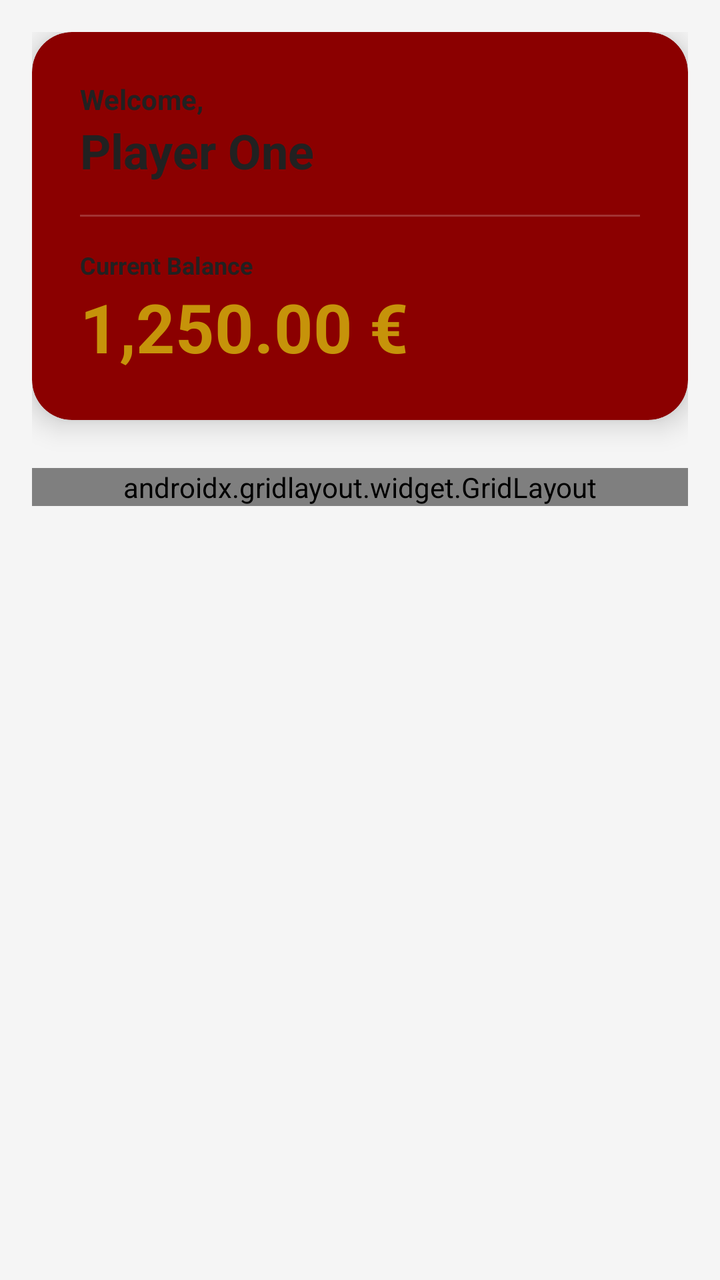
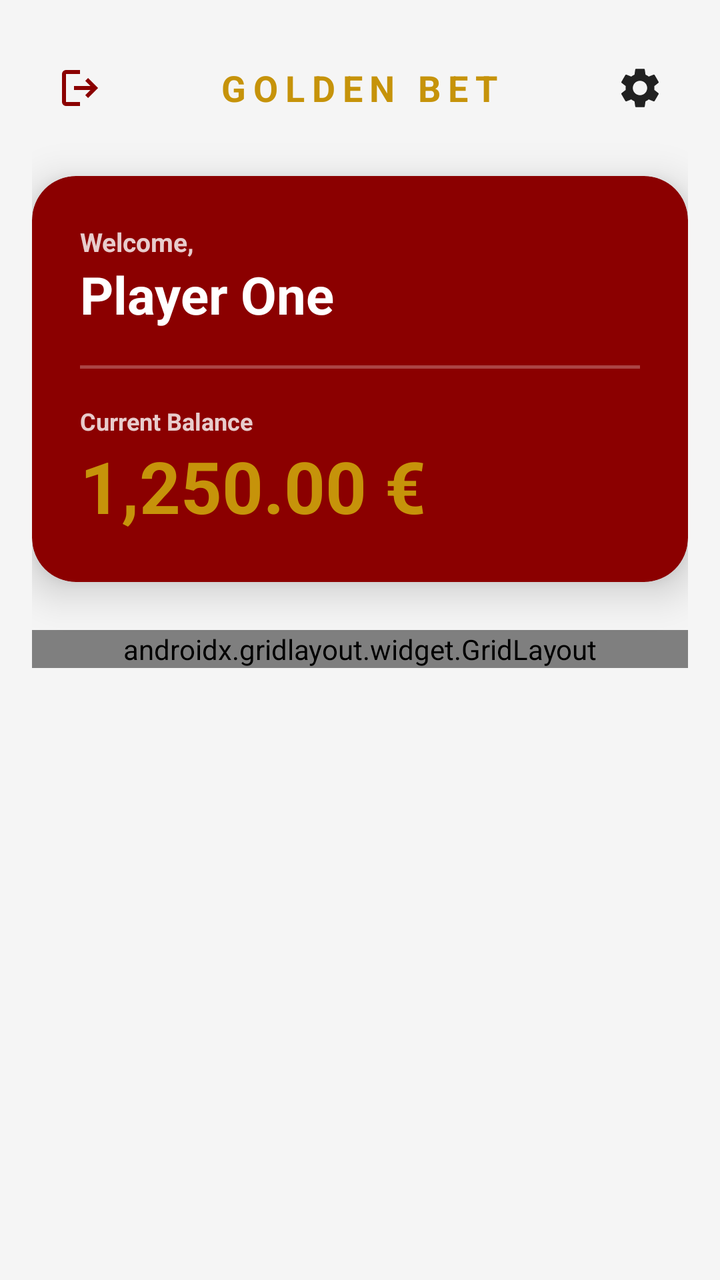

Compare the two renders of this Android layout. The source of the first and the diff that turns it into the second are given below.
<!-- AndroidManifest.xml: application theme Theme.GoldenBet -->
<!-- res/layout/fragment_home.xml -->
<?xml version="1.0" encoding="utf-8"?>
<androidx.core.widget.NestedScrollView
    xmlns:android="http://schemas.android.com/apk/res/android"
    xmlns:app="http://schemas.android.com/apk/res-auto"
    xmlns:tools="http://schemas.android.com/tools"
    android:layout_width="match_parent"
    android:layout_height="match_parent"
    android:fillViewport="true"
    android:background="?android:attr/windowBackground"
    tools:context=".view.mainMenu.home.HomeFragment">

    <LinearLayout
        android:layout_width="match_parent"
        android:layout_height="wrap_content"
        android:orientation="vertical"
        android:padding="16dp">

        <com.google.android.material.card.MaterialCardView
            android:layout_width="match_parent"
            android:layout_height="wrap_content"
            android:layout_marginBottom="24dp"
            app:cardBackgroundColor="@color/luxury_red"
            app:cardCornerRadius="20dp"
            app:cardElevation="8dp"
            app:strokeWidth="0dp">

            <LinearLayout
                android:layout_width="match_parent"
                android:layout_height="wrap_content"
                android:orientation="vertical"
                android:padding="24dp">

                <TextView
                    android:layout_width="wrap_content"
                    android:layout_height="wrap_content"
                    android:text="@string/fragment_home_hello_message"
                    android:textColor="?attr/colorOnSurface"
                    android:textSize="14sp"
                    android:textStyle="bold" />

                <TextView
                    android:id="@+id/txtHomePlayerName"
                    android:layout_width="wrap_content"
                    android:layout_height="wrap_content"
                    android:text="Player One"
                    android:textColor="?attr/colorOnSurface"
                    android:textSize="24sp"
                    android:textStyle="bold" />

                <View
                    android:layout_width="match_parent"
                    android:layout_height="1dp"
                    android:layout_marginVertical="16dp"
                    android:background="#33FFFFFF" />

                <TextView
                    android:layout_width="wrap_content"
                    android:layout_height="wrap_content"
                    android:text="@string/fragment_home_balance"
                    android:textColor="?attr/colorOnSurface"
                    android:textSize="12sp"
                    android:textStyle="bold" />

                <TextView
                    android:id="@+id/txtHomeBalance"
                    android:layout_width="wrap_content"
                    android:layout_height="wrap_content"
                    android:text="1,250.00 €"
                    android:textColor="?attr/colorSecondary"
                    android:textSize="34sp"
                    android:textStyle="bold" />
            </LinearLayout>
        </com.google.android.material.card.MaterialCardView>

        <androidx.gridlayout.widget.GridLayout
            android:layout_width="match_parent"
            android:layout_height="wrap_content"
            app:columnCount="2"
            app:rowCount="2"
            app:alignmentMode="alignMargins">

            <com.google.android.material.card.MaterialCardView
                android:id="@+id/cardDeposit"
                android:layout_width="0dp"
                android:layout_height="140dp"
                app:layout_columnWeight="1"
                android:layout_margin="8dp"
                app:cardCornerRadius="18dp"
                app:cardBackgroundColor="?attr/colorSurface"
                app:cardElevation="4dp"
                android:clickable="true"
                android:focusable="true"
                android:foreground="?attr/selectableItemBackground">

                <LinearLayout
                    android:layout_width="match_parent"
                    android:layout_height="match_parent"
                    android:gravity="center"
                    android:orientation="vertical">
                    <ImageView
                        android:layout_width="44dp"
                        android:layout_height="44dp"
                        android:src="@drawable/ic_deposit"
                        app:tint="?attr/colorPrimary" />
                    <TextView
                        android:layout_width="wrap_content"
                        android:layout_height="wrap_content"
                        android:layout_marginTop="10dp"
                        android:text="@string/fragment_home_deposit"
                        android:textColor="?attr/colorOnSurface"
                        android:textStyle="bold" />
                </LinearLayout>
            </com.google.android.material.card.MaterialCardView>

            <com.google.android.material.card.MaterialCardView
                android:id="@+id/cardHistory"
                android:layout_width="0dp"
                android:layout_height="140dp"
                app:layout_columnWeight="1"
                android:layout_margin="8dp"
                app:cardCornerRadius="18dp"
                app:cardBackgroundColor="?attr/colorSurface"
                app:cardElevation="4dp"
                android:clickable="true"
                android:focusable="true"
                android:foreground="?attr/selectableItemBackground">

                <LinearLayout
                    android:layout_width="match_parent"
                    android:layout_height="match_parent"
                    android:gravity="center"
                    android:orientation="vertical">
                    <ImageView
                        android:layout_width="44dp"
                        android:layout_height="44dp"
                        android:src="@drawable/ic_history"
                        app:tint="?attr/colorPrimary" />
                    <TextView
                        android:layout_width="wrap_content"
                        android:layout_height="wrap_content"
                        android:layout_marginTop="10dp"
                        android:text="@string/fragment_home_history"
                        android:textColor="?attr/colorOnSurface"
                        android:textStyle="bold" />
                </LinearLayout>
            </com.google.android.material.card.MaterialCardView>

            <com.google.android.material.card.MaterialCardView
                android:id="@+id/cardStats"
                android:layout_width="0dp"
                android:layout_height="140dp"
                app:layout_columnWeight="1"
                android:layout_margin="8dp"
                app:cardCornerRadius="18dp"
                app:cardBackgroundColor="?attr/colorSurface"
                app:cardElevation="4dp"
                android:clickable="true"
                android:focusable="true"
                android:foreground="?attr/selectableItemBackground">

                <LinearLayout
                    android:layout_width="match_parent"
                    android:layout_height="match_parent"
                    android:gravity="center"
                    android:orientation="vertical">
                    <ImageView
                        android:layout_width="44dp"
                        android:layout_height="44dp"
                        android:src="@drawable/ic_leaderboard"
                        app:tint="?attr/colorPrimary" />
                    <TextView
                        android:layout_width="wrap_content"
                        android:layout_height="wrap_content"
                        android:layout_marginTop="10dp"
                        android:text="@string/fragment_home_statistics"
                        android:textColor="?attr/colorOnSurface"
                        android:textStyle="bold" />
                </LinearLayout>
            </com.google.android.material.card.MaterialCardView>

            <com.google.android.material.card.MaterialCardView
                android:id="@+id/cardRatings"
                android:layout_width="0dp"
                android:layout_height="140dp"
                app:layout_columnWeight="1"
                android:layout_margin="8dp"
                app:cardCornerRadius="18dp"
                app:cardBackgroundColor="?attr/colorSurface"
                app:cardElevation="4dp"
                android:clickable="true"
                android:focusable="true"
                android:foreground="?attr/selectableItemBackground">

                <LinearLayout
                    android:layout_width="match_parent"
                    android:layout_height="match_parent"
                    android:gravity="center"
                    android:orientation="vertical">
                    <ImageView
                        android:layout_width="44dp"
                        android:layout_height="44dp"
                        android:src="@drawable/ic_star_rate"
                        app:tint="?attr/colorPrimary" />
                    <TextView
                        android:layout_width="wrap_content"
                        android:layout_height="wrap_content"
                        android:layout_marginTop="10dp"
                        android:text="@string/fragment_home_ratings"
                        android:textColor="?attr/colorOnSurface"
                        android:textStyle="bold" />
                </LinearLayout>
            </com.google.android.material.card.MaterialCardView>

        </androidx.gridlayout.widget.GridLayout>

    </LinearLayout>
</androidx.core.widget.NestedScrollView>
<!-- resources referenced by this layout -->
<resources>
  <color name="luxury_red">#8B0000</color>
  <!-- drawable ic_leaderboard (drawable) -->
  <vector xmlns:android="http://schemas.android.com/apk/res/android" android:height="24dp" android:tint="#000000" android:viewportHeight="24" android:viewportWidth="24" android:width="24dp">
        
      <path android:fillColor="@android:color/white" android:pathData="M7.5,21H2V9h5.5V21zM14.75,3h-5.5v18h5.5V3zM22,11h-5.5v10H22V11z"/>
      
  </vector>
  <!-- drawable ic_star_rate (drawable) -->
  <vector xmlns:android="http://schemas.android.com/apk/res/android" android:height="24dp" android:tint="#000000" android:viewportHeight="24" android:viewportWidth="24" android:width="24dp">
        
      <path android:fillColor="@android:color/white" android:pathData="M14.43,10l-2.43,-8l-2.43,8l-7.57,0l6.18,4.41l-2.35,7.59l6.17,-4.69l6.18,4.69l-2.35,-7.59l6.17,-4.41z"/>
      
  </vector>
  <string name="fragment_home_balance">Current Balance</string>
  <string name="fragment_home_deposit">Deposit</string>
  <string name="fragment_home_hello_message">Welcome,</string>
  <string name="fragment_home_history">History</string>
  <string name="fragment_home_ratings">Ratings</string>
  <string name="fragment_home_statistics">Statistics</string>
  <style name="Theme.GoldenBet" parent="Base.Theme.GoldenBet" />
  <color name="bg_light">#F5F5F5</color>
  <color name="card_light">#FFFFFF</color>
  <color name="text_dark">#212121</color>
  <color name="input_bg_light">#EBEBEB</color>
  <color name="gold_classic">#C6930A</color>
  <!-- unchanged entries left out for length: 3 -->
</resources>

<!-- the commit's change to res/layout/fragment_home.xml (unified diff, before → after) -->
@@ -15,13 +15,51 @@
         android:orientation="vertical"
         android:padding="16dp">
 
+        <RelativeLayout
+            android:layout_width="match_parent"
+            android:layout_height="56dp"
+            android:layout_marginBottom="16dp">
+
+            <ImageButton
+                android:id="@+id/homeBtnLogout"
+                android:layout_width="48dp"
+                android:layout_height="48dp"
+                android:layout_alignParentStart="true"
+                android:layout_centerVertical="true"
+                android:background="?attr/selectableItemBackgroundBorderless"
+                android:src="@drawable/ic_logout"
+                app:tint="@color/luxury_red"
+                android:contentDescription="Logout" />
+
+            <TextView
+                android:layout_width="wrap_content"
+                android:layout_height="wrap_content"
+                android:layout_centerInParent="true"
+                android:text="GOLDEN BET"
+                android:letterSpacing="0.2"
+                android:textColor="@color/gold_classic"
+                android:textSize="18sp"
+                android:textStyle="bold" />
+
+            <ImageButton
+                android:id="@+id/homeBtnSettings"
+                android:layout_width="48dp"
+                android:layout_height="48dp"
+                android:layout_alignParentEnd="true"
+                android:layout_centerVertical="true"
+                android:background="?attr/selectableItemBackgroundBorderless"
+                android:src="@drawable/ic_settings"
+                app:tint="?attr/colorOnSurface"
+                android:contentDescription="Settings" />
+        </RelativeLayout>
+
         <com.google.android.material.card.MaterialCardView
             android:layout_width="match_parent"
             android:layout_height="wrap_content"
             android:layout_marginBottom="24dp"
             app:cardBackgroundColor="@color/luxury_red"
-            app:cardCornerRadius="20dp"
-            app:cardElevation="8dp"
+            app:cardCornerRadius="22dp"
+            app:cardElevation="12dp"
             app:strokeWidth="0dp">
 
             <LinearLayout
@@ -34,8 +72,8 @@
                     android:layout_width="wrap_content"
                     android:layout_height="wrap_content"
                     android:text="@string/fragment_home_hello_message"
-                    android:textColor="?attr/colorOnSurface"
-                    android:textSize="14sp"
+                    android:textColor="#CCFFFFFF"
+                    android:textSize="13sp"
                     android:textStyle="bold" />
 
                 <TextView
@@ -43,21 +81,21 @@
                     android:layout_width="wrap_content"
                     android:layout_height="wrap_content"
                     android:text="Player One"
-                    android:textColor="?attr/colorOnSurface"
-                    android:textSize="24sp"
+                    android:textColor="#FFFFFF"
+                    android:textSize="26sp"
                     android:textStyle="bold" />
 
                 <View
                     android:layout_width="match_parent"
-                    android:layout_height="1dp"
-                    android:layout_marginVertical="16dp"
-                    android:background="#33FFFFFF" />
+                    android:layout_height="1.5dp"
+                    android:layout_marginVertical="18dp"
+                    android:background="#44FFFFFF" />
 
                 <TextView
                     android:layout_width="wrap_content"
                     android:layout_height="wrap_content"
                     android:text="@string/fragment_home_balance"
-                    android:textColor="?attr/colorOnSurface"
+                    android:textColor="#CCFFFFFF"
                     android:textSize="12sp"
                     android:textStyle="bold" />
 
@@ -66,8 +104,8 @@
                     android:layout_width="wrap_content"
                     android:layout_height="wrap_content"
                     android:text="1,250.00 €"
-                    android:textColor="?attr/colorSecondary"
-                    android:textSize="34sp"
+                    android:textColor="@color/gold_classic"
+                    android:textSize="36sp"
                     android:textStyle="bold" />
             </LinearLayout>
         </com.google.android.material.card.MaterialCardView>
@@ -80,32 +118,32 @@
             app:alignmentMode="alignMargins">
 
             <com.google.android.material.card.MaterialCardView
-                android:id="@+id/cardDeposit"
-                android:layout_width="0dp"
-                android:layout_height="140dp"
-                app:layout_columnWeight="1"
-                android:layout_margin="8dp"
-                app:cardCornerRadius="18dp"
-                app:cardBackgroundColor="?attr/colorSurface"
-                app:cardElevation="4dp"
-                android:clickable="true"
-                android:focusable="true"
-                android:foreground="?attr/selectableItemBackground">
-
-                <LinearLayout
-                    android:layout_width="match_parent"
-                    android:layout_height="match_parent"
-                    android:gravity="center"
-                    android:orientation="vertical">
-                    <ImageView
-                        android:layout_width="44dp"
-                        android:layout_height="44dp"
+                android:id="@+id/homeCardDeposit"
+                android:layout_width="0dp"
+                android:layout_height="140dp"
+                app:layout_columnWeight="1"
+                android:layout_margin="8dp"
+                app:cardCornerRadius="20dp"
+                app:cardBackgroundColor="?attr/colorSurface"
+                app:cardElevation="4dp"
+                android:clickable="true"
+                android:focusable="true"
+                android:foreground="?attr/selectableItemBackground">
+
+                <LinearLayout
+                    android:layout_width="match_parent"
+                    android:layout_height="match_parent"
+                    android:gravity="center"
+                    android:orientation="vertical">
+                    <ImageView
+                        android:layout_width="48dp"
+                        android:layout_height="48dp"
                         android:src="@drawable/ic_deposit"
                         app:tint="?attr/colorPrimary" />
                     <TextView
                         android:layout_width="wrap_content"
                         android:layout_height="wrap_content"
-                        android:layout_marginTop="10dp"
+                        android:layout_marginTop="12dp"
                         android:text="@string/fragment_home_deposit"
                         android:textColor="?attr/colorOnSurface"
                         android:textStyle="bold" />
@@ -113,32 +151,32 @@
             </com.google.android.material.card.MaterialCardView>
 
             <com.google.android.material.card.MaterialCardView
-                android:id="@+id/cardHistory"
-                android:layout_width="0dp"
-                android:layout_height="140dp"
-                app:layout_columnWeight="1"
-                android:layout_margin="8dp"
-                app:cardCornerRadius="18dp"
-                app:cardBackgroundColor="?attr/colorSurface"
-                app:cardElevation="4dp"
-                android:clickable="true"
-                android:focusable="true"
-                android:foreground="?attr/selectableItemBackground">
-
-                <LinearLayout
-                    android:layout_width="match_parent"
-                    android:layout_height="match_parent"
-                    android:gravity="center"
-                    android:orientation="vertical">
-                    <ImageView
-                        android:layout_width="44dp"
-                        android:layout_height="44dp"
+                android:id="@+id/homeCardHistory"
+                android:layout_width="0dp"
+                android:layout_height="140dp"
+                app:layout_columnWeight="1"
+                android:layout_margin="8dp"
+                app:cardCornerRadius="20dp"
+                app:cardBackgroundColor="?attr/colorSurface"
+                app:cardElevation="4dp"
+                android:clickable="true"
+                android:focusable="true"
+                android:foreground="?attr/selectableItemBackground">
+
+                <LinearLayout
+                    android:layout_width="match_parent"
+                    android:layout_height="match_parent"
+                    android:gravity="center"
+                    android:orientation="vertical">
+                    <ImageView
+                        android:layout_width="48dp"
+                        android:layout_height="48dp"
                         android:src="@drawable/ic_history"
                         app:tint="?attr/colorPrimary" />
                     <TextView
                         android:layout_width="wrap_content"
                         android:layout_height="wrap_content"
-                        android:layout_marginTop="10dp"
+                        android:layout_marginTop="12dp"
                         android:text="@string/fragment_home_history"
                         android:textColor="?attr/colorOnSurface"
                         android:textStyle="bold" />
@@ -146,32 +184,32 @@
             </com.google.android.material.card.MaterialCardView>
 
             <com.google.android.material.card.MaterialCardView
-                android:id="@+id/cardStats"
-                android:layout_width="0dp"
-                android:layout_height="140dp"
-                app:layout_columnWeight="1"
-                android:layout_margin="8dp"
-                app:cardCornerRadius="18dp"
-                app:cardBackgroundColor="?attr/colorSurface"
-                app:cardElevation="4dp"
-                android:clickable="true"
-                android:focusable="true"
-                android:foreground="?attr/selectableItemBackground">
-
-                <LinearLayout
-                    android:layout_width="match_parent"
-                    android:layout_height="match_parent"
-                    android:gravity="center"
-                    android:orientation="vertical">
-                    <ImageView
-                        android:layout_width="44dp"
-                        android:layout_height="44dp"
+                android:id="@+id/homeCardStats"
+                android:layout_width="0dp"
+                android:layout_height="140dp"
+                app:layout_columnWeight="1"
+                android:layout_margin="8dp"
+                app:cardCornerRadius="20dp"
+                app:cardBackgroundColor="?attr/colorSurface"
+                app:cardElevation="4dp"
+                android:clickable="true"
+                android:focusable="true"
+                android:foreground="?attr/selectableItemBackground">
+
+                <LinearLayout
+                    android:layout_width="match_parent"
+                    android:layout_height="match_parent"
+                    android:gravity="center"
+                    android:orientation="vertical">
+                    <ImageView
+                        android:layout_width="48dp"
+                        android:layout_height="48dp"
                         android:src="@drawable/ic_leaderboard"
                         app:tint="?attr/colorPrimary" />
                     <TextView
                         android:layout_width="wrap_content"
                         android:layout_height="wrap_content"
-                        android:layout_marginTop="10dp"
+                        android:layout_marginTop="12dp"
                         android:text="@string/fragment_home_statistics"
                         android:textColor="?attr/colorOnSurface"
                         android:textStyle="bold" />
@@ -179,32 +217,32 @@
             </com.google.android.material.card.MaterialCardView>
 
             <com.google.android.material.card.MaterialCardView
-                android:id="@+id/cardRatings"
-                android:layout_width="0dp"
-                android:layout_height="140dp"
-                app:layout_columnWeight="1"
-                android:layout_margin="8dp"
-                app:cardCornerRadius="18dp"
-                app:cardBackgroundColor="?attr/colorSurface"
-                app:cardElevation="4dp"
-                android:clickable="true"
-                android:focusable="true"
-                android:foreground="?attr/selectableItemBackground">
-
-                <LinearLayout
-                    android:layout_width="match_parent"
-                    android:layout_height="match_parent"
-                    android:gravity="center"
-                    android:orientation="vertical">
-                    <ImageView
-                        android:layout_width="44dp"
-                        android:layout_height="44dp"
+                android:id="@+id/homeCardRatings"
+                android:layout_width="0dp"
+                android:layout_height="140dp"
+                app:layout_columnWeight="1"
+                android:layout_margin="8dp"
+                app:cardCornerRadius="20dp"
+                app:cardBackgroundColor="?attr/colorSurface"
+                app:cardElevation="4dp"
+                android:clickable="true"
+                android:focusable="true"
+                android:foreground="?attr/selectableItemBackground">
+
+                <LinearLayout
+                    android:layout_width="match_parent"
+                    android:layout_height="match_parent"
+                    android:gravity="center"
+                    android:orientation="vertical">
+                    <ImageView
+                        android:layout_width="48dp"
+                        android:layout_height="48dp"
                         android:src="@drawable/ic_star_rate"
                         app:tint="?attr/colorPrimary" />
                     <TextView
                         android:layout_width="wrap_content"
                         android:layout_height="wrap_content"
-                        android:layout_marginTop="10dp"
+                        android:layout_marginTop="12dp"
                         android:text="@string/fragment_home_ratings"
                         android:textColor="?attr/colorOnSurface"
                         android:textStyle="bold" />
<!-- resource entries referenced after the edit -->
@@ -5,6 +5,24 @@
   <vector xmlns:android="http://schemas.android.com/apk/res/android" android:height="24dp" android:tint="#000000" android:viewportHeight="24" android:viewportWidth="24" android:width="24dp">
         
       <path android:fillColor="@android:color/white" android:pathData="M7.5,21H2V9h5.5V21zM14.75,3h-5.5v18h5.5V3zM22,11h-5.5v10H22V11z"/>
+      
+  </vector>
+  <!-- drawable ic_logout (drawable) -->
+  <vector xmlns:android="http://schemas.android.com/apk/res/android"
+      android:width="24dp"
+      android:height="24dp"
+      android:viewportWidth="960"
+      android:viewportHeight="960"
+      android:tint="?attr/colorControlNormal"
+      android:autoMirrored="true">
+    <path
+        android:fillColor="@android:color/white"
+        android:pathData="M200,840Q167,840 143.5,816.5Q120,793 120,760L120,200Q120,167 143.5,143.5Q167,120 200,120L480,120L480,200L200,200Q200,200 200,200Q200,200 200,200L200,760Q200,760 200,760Q200,760 200,760L480,760L480,840L200,840ZM640,680L585,622L687,520L360,520L360,440L687,440L585,338L640,280L840,480L640,680Z"/>
+  </vector>
+  <!-- drawable ic_settings (drawable) -->
+  <vector xmlns:android="http://schemas.android.com/apk/res/android" android:height="24dp" android:tint="#000000" android:viewportHeight="24" android:viewportWidth="24" android:width="24dp">
+        
+      <path android:fillColor="@android:color/white" android:pathData="M19.14,12.94c0.04,-0.3 0.06,-0.61 0.06,-0.94c0,-0.32 -0.02,-0.64 -0.07,-0.94l2.03,-1.58c0.18,-0.14 0.23,-0.41 0.12,-0.61l-1.92,-3.32c-0.12,-0.22 -0.37,-0.29 -0.59,-0.22l-2.39,0.96c-0.5,-0.38 -1.03,-0.7 -1.62,-0.94L14.4,2.81c-0.04,-0.24 -0.24,-0.41 -0.48,-0.41h-3.84c-0.24,0 -0.43,0.17 -0.47,0.41L9.25,5.35C8.66,5.59 8.12,5.92 7.63,6.29L5.24,5.33c-0.22,-0.08 -0.47,0 -0.59,0.22L2.74,8.87C2.62,9.08 2.66,9.34 2.86,9.48l2.03,1.58C4.84,11.36 4.8,11.69 4.8,12s0.02,0.64 0.07,0.94l-2.03,1.58c-0.18,0.14 -0.23,0.41 -0.12,0.61l1.92,3.32c0.12,0.22 0.37,0.29 0.59,0.22l2.39,-0.96c0.5,0.38 1.03,0.7 1.62,0.94l0.36,2.54c0.05,0.24 0.24,0.41 0.48,0.41h3.84c0.24,0 0.44,-0.17 0.47,-0.41l0.36,-2.54c0.59,-0.24 1.13,-0.56 1.62,-0.94l2.39,0.96c0.22,0.08 0.47,0 0.59,-0.22l1.92,-3.32c0.12,-0.22 0.07,-0.47 -0.12,-0.61L19.14,12.94zM12,15.6c-1.98,0 -3.6,-1.62 -3.6,-3.6s1.62,-3.6 3.6,-3.6s3.6,1.62 3.6,3.6S13.98,15.6 12,15.6z"/>
       
   </vector>
   <!-- drawable ic_star_rate (drawable) -->
